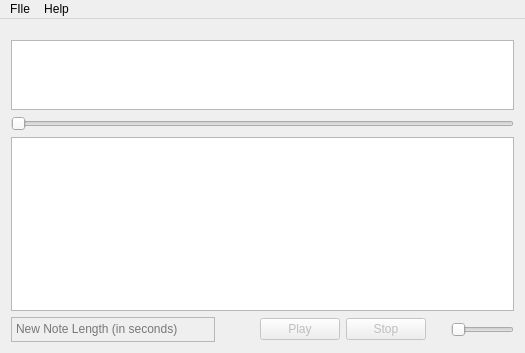
Above: ui/passerine.ui from BojanV03/RS14-passerine before the change. Below: the same form after it.
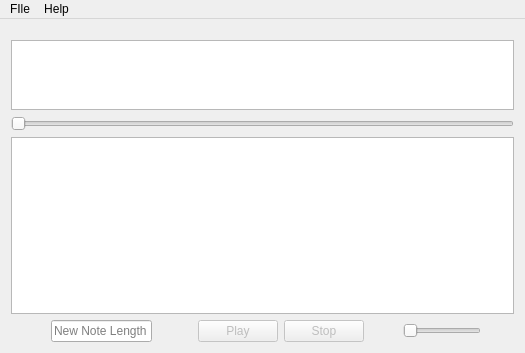
That is the form after the change.

The edit to the form file:
```diff
--- a/ui/passerine.ui
+++ b/ui/passerine.ui
@@ -87,27 +87,25 @@
     <item>
      <layout class="QHBoxLayout" name="horizontalLayout">
       <item>
-       <widget class="QTextEdit" name="tbnoteLength">
-        <property name="enabled">
-         <bool>false</bool>
+       <spacer name="horizontalSpacer_3">
+        <property name="orientation">
+         <enum>Qt::Horizontal</enum>
         </property>
-        <property name="maximumSize">
+        <property name="sizeType">
+         <enum>QSizePolicy::MinimumExpanding</enum>
+        </property>
+        <property name="sizeHint" stdset="0">
          <size>
-          <width>225</width>
-          <height>25</height>
+          <width>40</width>
+          <height>20</height>
          </size>
         </property>
-        <property name="toolTip">
-         <string>Length of a new note, in seconds</string>
-        </property>
-        <property name="statusTip">
-         <string>Length of a new note, in seconds</string>
-        </property>
-        <property name="whatsThis">
-         <string>Length of a new note, in seconds</string>
-        </property>
+       </spacer>
+      </item>
+      <item>
+       <widget class="QLineEdit" name="tbnoteLength">
         <property name="placeholderText">
-         <string>New Note Length (in seconds)</string>
+         <string>New Note Length</string>
         </property>
        </widget>
       </item>
@@ -116,18 +114,8 @@
         <property name="orientation">
          <enum>Qt::Horizontal</enum>
         </property>
-        <property name="sizeHint" stdset="0">
-         <size>
-          <width>40</width>
-          <height>20</height>
-         </size>
-        </property>
-       </spacer>
-      </item>
-      <item>
-       <spacer name="horizontalSpacer_3">
-        <property name="orientation">
-         <enum>Qt::Horizontal</enum>
+        <property name="sizeType">
+         <enum>QSizePolicy::MinimumExpanding</enum>
         </property>
         <property name="sizeHint" stdset="0">
          <size>
@@ -171,6 +159,9 @@
         <property name="orientation">
          <enum>Qt::Horizontal</enum>
         </property>
+        <property name="sizeType">
+         <enum>QSizePolicy::Expanding</enum>
+        </property>
         <property name="sizeHint" stdset="0">
          <size>
           <width>40</width>
@@ -192,6 +183,22 @@
         </property>
        </widget>
       </item>
+      <item>
+       <spacer name="horizontalSpacer_4">
+        <property name="orientation">
+         <enum>Qt::Horizontal</enum>
+        </property>
+        <property name="sizeType">
+         <enum>QSizePolicy::Expanding</enum>
+        </property>
+        <property name="sizeHint" stdset="0">
+         <size>
+          <width>40</width>
+          <height>20</height>
+         </size>
+        </property>
+       </spacer>
+      </item>
      </layout>
     </item>
    </layout>
```
Left out of the diff: 2 changed lines with no effect on the pictures.
